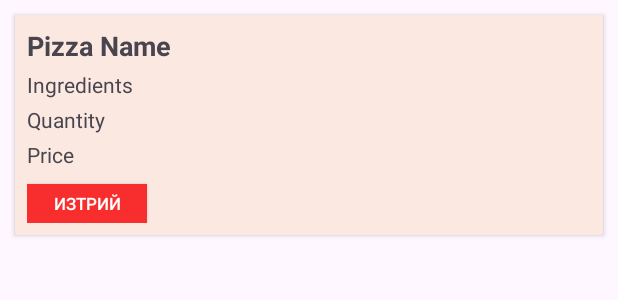
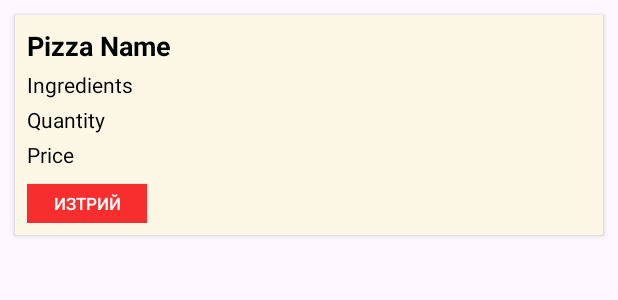
Before and after one commit to katyadukova12/pizzaria, an Android app: the layout rv_item_cart_layout.xml on its own in the app's theme, with its tools: preview values and no code run, on a phone screen of 412 x 824 dp. Shown: the top 300 px of the screen. Run offline under Robolectric (Android 15) with nearby library versions, the phone set to English and light mode, and no system bars.

```diff
--- a/app/src/main/res/layout/fragment_cart.xml
+++ b/app/src/main/res/layout/fragment_cart.xml
@@ -5,7 +5,7 @@
     android:layout_width="match_parent"
     android:layout_height="match_parent"
     android:paddingBottom="5dp"
-    android:background="#FDFAEF"
+    android:background="#F9F6EE"
     android:fillViewport="true">
 
     <androidx.constraintlayout.widget.ConstraintLayout
@@ -28,6 +28,7 @@
             android:paddingTop="8dp"
             android:layout_marginEnd="10dp"
             android:text="Обща цена: 0.00 лв."
+            android:textColor="@color/black"
             android:textSize="18sp"
             android:textStyle="bold"
             app:layout_constraintStart_toStartOf="parent"
--- a/app/src/main/res/layout/rv_item_cart_layout.xml
+++ b/app/src/main/res/layout/rv_item_cart_layout.xml
@@ -8,13 +8,14 @@
         android:layout_width="match_parent"
         android:layout_height="wrap_content"
         android:orientation="vertical"
-        android:background="#FBE8E0"
+        android:background="#FDF8E6"
         android:padding="8dp">
 
         <TextView
             android:id="@+id/txtPizzaName"
             android:layout_width="match_parent"
             android:layout_height="wrap_content"
+            android:textColor="@color/black"
             android:text="Pizza Name"
             android:textSize="18sp"
             android:textStyle="bold" />
@@ -24,6 +25,7 @@
             android:layout_width="match_parent"
             android:layout_height="wrap_content"
             android:text="Ingredients"
+            android:textColor="@color/black"
             android:textSize="14sp"
             android:paddingTop="4dp" />
 
@@ -32,6 +34,7 @@
             android:layout_width="match_parent"
             android:layout_height="wrap_content"
             android:text="Quantity"
+            android:textColor="@color/black"
             android:textSize="14sp"
             android:paddingTop="4dp" />
 
@@ -41,6 +44,7 @@
             android:layout_height="wrap_content"
             android:text="Price"
             android:layout_marginBottom="10dp"
+            android:textColor="@color/black"
             android:textSize="14sp"
             android:paddingTop="4dp" />
 
--- a/app/src/main/res/layout/rv_pizza_layout.xml
+++ b/app/src/main/res/layout/rv_pizza_layout.xml
@@ -43,7 +43,7 @@
             app:layout_constraintEnd_toEndOf="parent"
             app:layout_constraintStart_toStartOf="parent"
             app:layout_constraintTop_toTopOf="parent"
-             />
+            />
 
         <TextView
             android:id="@+id/txtPizzaIngredients"
@@ -54,7 +54,7 @@
             android:layout_marginEnd="10dp"
             android:gravity="center"
             android:text="Състав: доматен сос, сирене моцарела, пресен босилек, зехтин"
-            android:textColor="#848484"
+            android:textColor="#494949"
             app:layout_constraintEnd_toEndOf="parent"
             app:layout_constraintStart_toStartOf="parent"
             app:layout_constraintTop_toBottomOf="@+id/txtPizzaName" />
--- a/app/src/main/res/values/themes.xml
+++ b/app/src/main/res/values/themes.xml
@@ -1,8 +1,6 @@
 <resources xmlns:tools="http://schemas.android.com/tools">
     <!-- Base application theme. -->
     <style name="Base.Theme.Pizzaria" parent="Theme.Material3.DayNight.NoActionBar">
-        <!-- Customize your light theme here. -->
-        <!-- <item name="colorPrimary">@color/my_light_primary</item> -->
     </style>
 
     <style name="Theme.Pizzaria" parent="Base.Theme.Pizzaria" />
```
Also changed, not shown: app/src/main/res/values/strings.xml (indentation only). Lines whose indentation alone changed are shown as unchanged.
